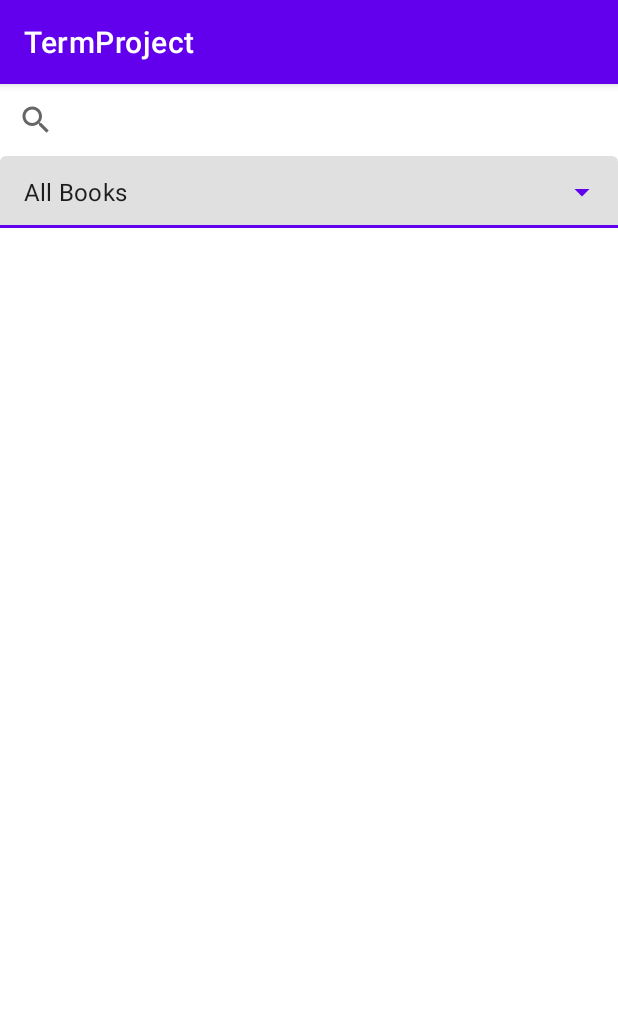
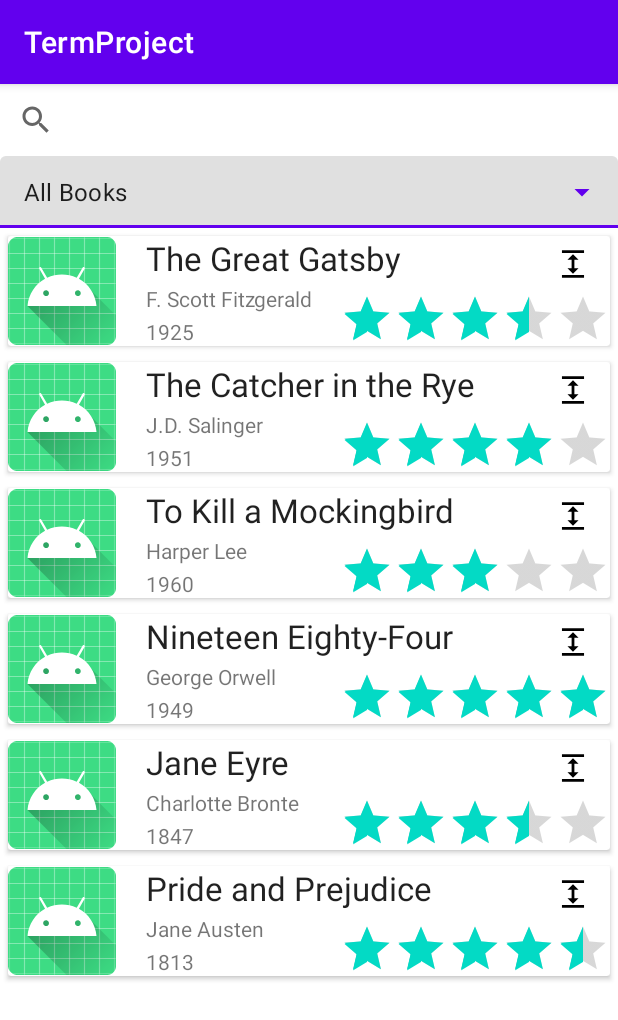
Before and after one commit to brinstervt/MobileTermProject, an Android app: the screen it shows after launch (MainActivity), on a phone screen of 412 x 824 dp. Shown: the top 1020 px of the screen. Run offline under Robolectric (Android 15) with nearby library versions, the phone set to English and light mode, and no system bars.

Commit message:
Added Example Cards to the View

```diff
--- /dev/null
+++ b/app/src/main/java/com/example/termproject/BookItem.kt
@@ -0,0 +1,9 @@
+package com.example.termproject
+
+data class BookItem (
+    val title:String,
+    val author:String,
+    val publicationDate:String,
+    val rating:Float,
+    val imageUrl:String = "",
+    )
--- a/app/src/main/java/com/example/termproject/MainActivity.kt
+++ b/app/src/main/java/com/example/termproject/MainActivity.kt
@@ -2,9 +2,17 @@ package com.example.termproject
 
 import androidx.appcompat.app.AppCompatActivity
 import android.os.Bundle
+import android.view.LayoutInflater
+import android.view.View
+import android.view.ViewGroup
 import android.widget.ArrayAdapter
 import android.widget.AutoCompleteTextView
+import android.widget.RatingBar
 import android.widget.SearchView
+import android.widget.TextView
+import androidx.core.os.bundleOf
+import androidx.navigation.findNavController
+import androidx.recyclerview.widget.LinearLayoutManager
 import androidx.recyclerview.widget.RecyclerView
 import com.google.android.material.textfield.TextInputLayout
 
@@ -19,6 +27,23 @@ class MainActivity : AppCompatActivity() {
         searchView = findViewById(R.id.my_search_view)
         exposedDropdownMenu = findViewById(R.id.my_exposed_dropdown_menu)
         bookList = findViewById(R.id.book_list)
+
+        val adapter = BookListAdapter()
+        bookList.adapter = adapter
+        bookList.layoutManager = LinearLayoutManager(this, RecyclerView.VERTICAL, false)
+
+
+        val book1:BookItem = BookItem("The Great Gatsby", "F. Scott Fitzgerald", "1925", 3.5.toFloat())
+        val book2:BookItem = BookItem("The Catcher in the Rye", "J.D. Salinger", "1951", 4.0.toFloat())
+        val book3:BookItem = BookItem("To Kill a Mockingbird", "Harper Lee", "1960", 3.0.toFloat())
+        val book4:BookItem = BookItem("Nineteen Eighty-Four", "George Orwell", "1949", 5.0.toFloat())
+        val book5:BookItem = BookItem("Jane Eyre", "Charlotte Bronte", "1847", 3.5.toFloat())
+        val book6:BookItem = BookItem("Pride and Prejudice", "Jane Austen", "1813", 4.5.toFloat())
+
+
+        val bookItemList:List<BookItem> = listOf<BookItem>(book1, book2, book3, book4, book5, book6)
+
+        adapter.setBooks(bookItemList)
 
         setupExposedDropdownMenu()
     }
@@ -37,5 +62,64 @@ class MainActivity : AppCompatActivity() {
             // Handle the selected item here
         }
     }
+    inner class BookListAdapter :
+        RecyclerView.Adapter<BookListAdapter.BookViewHolder>(){
+
+        //a list of the movie items to load into the RecyclerView
+        private var books = emptyList<BookItem>()
+
+        internal fun setBooks(booksList: List<BookItem>) {
+            books = booksList
+            notifyDataSetChanged()
+        }
+
+        override fun getItemCount(): Int {
+            return books.size
+        }
+
+        override fun onCreateViewHolder(parent: ViewGroup, viewType: Int): BookViewHolder {
+            val v = LayoutInflater.from(parent.context)
+                .inflate(R.layout.book_card_view, parent, false)
+            return BookViewHolder(v)
+        }
+
+        override fun onBindViewHolder(holder: BookViewHolder, position: Int) {
+
+            holder.view.findViewById<TextView>(R.id.title).text = books[position].title
+            holder.view.findViewById<TextView>(R.id.author).text = books[position].author
+            holder.view.findViewById<TextView>(R.id.publish_date).text = books[position].publicationDate
+            holder.view.findViewById<RatingBar>(R.id.rating).rating = books[position].rating
+//            context?.let {
+//                Glide.with(it)
+//                    .load(resources.getString(R.string.picture_base_url) + movies[position].poster_path)
+//                    .apply(RequestOptions().override(128, 128))
+//                    .into(holder.view.findViewById(R.id.poster))
+//            }
+
+//            holder.view.findViewById<TextView>(R.id.title).text = movies[position].title
+//
+//            holder.view.findViewById<TextView>(R.id.rating).text =
+//                movies[position].vote_average.toString()
+
+
+//            holder.itemView.setOnClickListener {
+//                holder.view.findNavController().navigate(R.id.action_searchResult_to_campgroundDetail,
+//                    bundleOf("facilityID" to campgrounds[position].facilityID,
+//                        "contractID" to campgrounds[position].contractID)
+//                )
+//            }
+        }
+
+        inner class BookViewHolder(val view: View) : RecyclerView.ViewHolder(view),
+            View.OnClickListener {
+            override fun onClick(view: View?) {
+                if (view != null) {
+                    //Do some stuff here after the tap
+                }
+            }
+        }
+
+
+    }
 
 }
```
